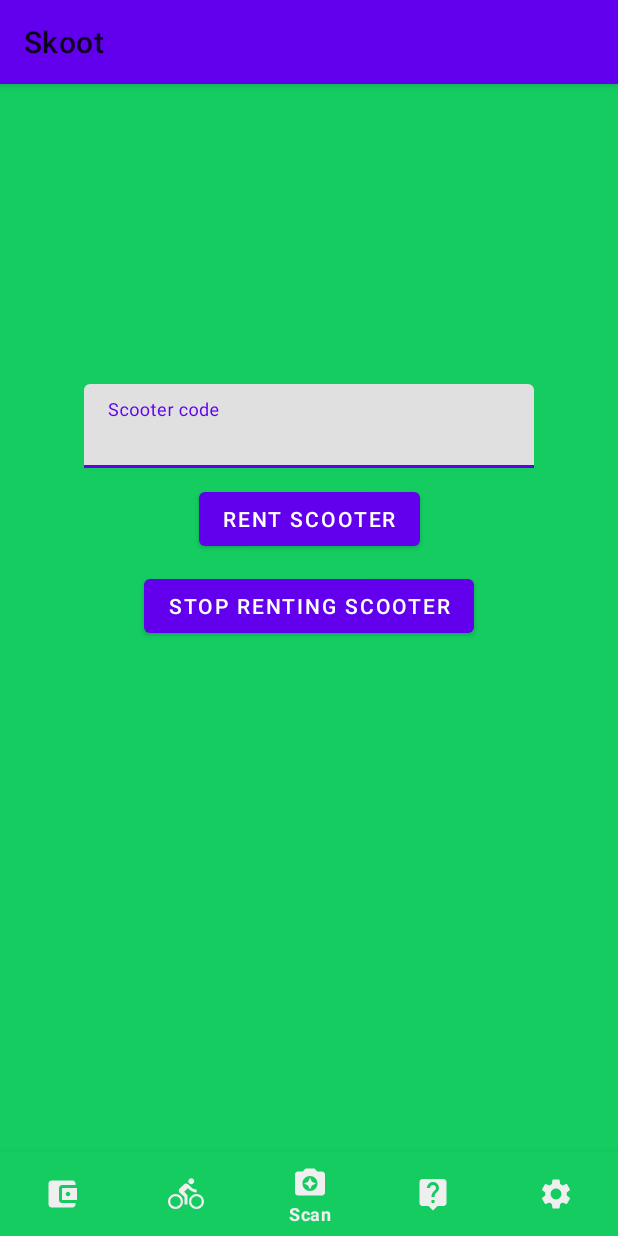
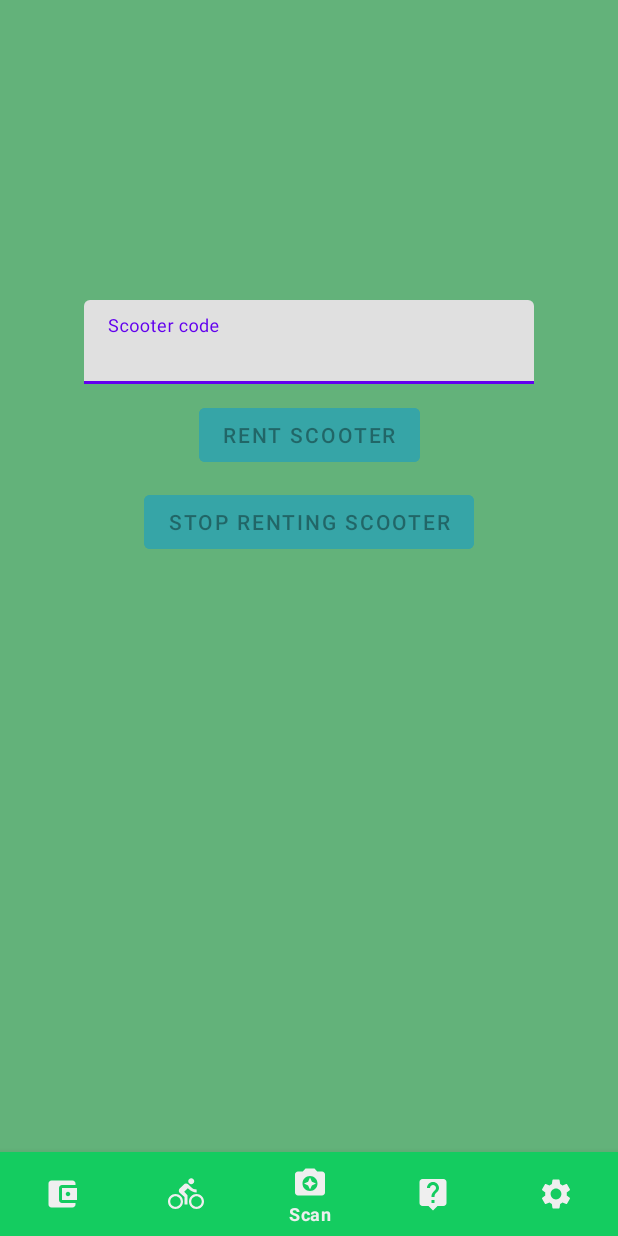
Before and after one commit to lccatala/SkootApp, an Android app: the ScannerFragment screen opened directly, with no data from a screen before it, on a phone screen of 412 x 824 dp. Run offline under Robolectric (Android 15) with nearby library versions, the phone set to English and light mode, and no system bars; our stand-ins replace Volley; network calls fail; 2 statements that could not run were skipped.

Commit message:
UI styling

```diff
--- a/app/src/main/AndroidManifest.xml
+++ b/app/src/main/AndroidManifest.xml
@@ -11,7 +11,7 @@
         android:label="@string/app_name"
         android:roundIcon="@mipmap/ic_launcher_round"
         android:supportsRtl="true"
-        android:theme="@style/Theme.MaterialComponents.Light">
+        android:theme="@style/Theme.MaterialComponents.Light.NoActionBar">
         <activity android:name=".MainActivity">
             <intent-filter>
                 <action android:name="android.intent.action.MAIN" />
--- a/app/src/main/java/com/example/skoot/ScannerFragment.kt
+++ b/app/src/main/java/com/example/skoot/ScannerFragment.kt
@@ -30,6 +30,8 @@ class ScannerFragment : Fragment() {
                               savedInstanceState: Bundle?
     ): View {
         val view = inflater.inflate(R.layout.layout_scanner, container, false)
+        view.rentButton.isEnabled = false
+        view.stopRentButton.isEnabled = false
         getCurrentBooking(view)
         view.stopRentButton.setOnClickListener {
             stopRent()
--- a/app/src/main/res/layout/activity_login.xml
+++ b/app/src/main/res/layout/activity_login.xml
@@ -4,7 +4,7 @@
     xmlns:tools="http://schemas.android.com/tools"
     android:layout_width="match_parent"
     android:layout_height="match_parent"
-    android:background="#14CC60"
+    android:background="@color/colorPrimaryDark"
     tools:context=".LoginActivity">
 
     <com.google.android.material.button.MaterialButton
@@ -13,6 +13,7 @@
         android:layout_height="wrap_content"
         android:layout_marginTop="10dp"
         android:layout_marginLeft="10dp"
+        android:backgroundTint="@color/colorButton"
 
         android:text="Cancel"
         app:layout_constraintLeft_toLeftOf="parent"
@@ -70,6 +71,7 @@
         android:layout_width="200dp"
         android:layout_height="wrap_content"
         android:layout_marginTop="50dp"
+        android:backgroundTint="@color/colorButton"
 
         android:text="Log in"
         app:layout_constraintEnd_toEndOf="parent"
--- a/app/src/main/res/layout/activity_main.xml
+++ b/app/src/main/res/layout/activity_main.xml
@@ -4,7 +4,7 @@
     xmlns:tools="http://schemas.android.com/tools"
     android:layout_width="match_parent"
     android:layout_height="match_parent"
-    android:background="#14CC60"
+    android:background="@color/colorPrimaryDark"
     tools:context=".MainActivity">
 
     <com.google.android.material.button.MaterialButton
@@ -16,6 +16,8 @@
         android:layout_marginTop="80dp"
         android:layout_marginEnd="10dp"
         android:layout_marginRight="10dp"
+        android:backgroundTint="@color/colorButton"
+
         android:text="Sign up"
         app:layout_constraintEnd_toEndOf="parent"
         app:layout_constraintHorizontal_bias="0.5"
@@ -31,6 +33,8 @@
         android:layout_marginTop="75dp"
         android:layout_marginEnd="10dp"
         android:layout_marginRight="10dp"
+        android:backgroundTint="@color/colorButton"
+
         android:text="Log in"
         app:layout_constraintEnd_toEndOf="parent"
         app:layout_constraintHorizontal_bias="0.5"
--- a/app/src/main/res/layout/activity_signup.xml
+++ b/app/src/main/res/layout/activity_signup.xml
@@ -4,7 +4,7 @@
     xmlns:tools="http://schemas.android.com/tools"
     android:layout_width="match_parent"
     android:layout_height="match_parent"
-    android:background="#14CC60"
+    android:background="@color/colorPrimaryDark"
     tools:context=".SignupActivity">
 
     <com.google.android.material.button.MaterialButton
@@ -13,6 +13,7 @@
         android:layout_height="wrap_content"
         android:layout_marginTop="10dp"
         android:layout_marginLeft="10dp"
+        android:backgroundTint="@color/colorButton"
 
         android:text="Cancel"
         app:layout_constraintLeft_toLeftOf="parent"
@@ -141,6 +142,7 @@
         android:layout_width="200dp"
         android:layout_height="wrap_content"
         android:layout_marginTop="15dp"
+        android:backgroundTint="@color/colorButton"
 
         android:text="Next"
         app:layout_constraintEnd_toEndOf="parent"
--- a/app/src/main/res/layout/activity_signup2.xml
+++ b/app/src/main/res/layout/activity_signup2.xml
@@ -4,7 +4,7 @@
     xmlns:tools="http://schemas.android.com/tools"
     android:layout_width="match_parent"
     android:layout_height="match_parent"
-    android:background="#14CC60"
+    android:background="@color/colorPrimaryDark"
     tools:context=".SignupActivity2">
 
     <com.google.android.material.button.MaterialButton
@@ -13,6 +13,7 @@
         android:layout_height="wrap_content"
         android:layout_marginTop="10dp"
         android:layout_marginLeft="10dp"
+        android:backgroundTint="@color/colorButton"
 
         android:text="Back"
         app:layout_constraintLeft_toLeftOf="parent"
@@ -92,6 +93,7 @@
         android:layout_width="200dp"
         android:layout_height="wrap_content"
         android:layout_marginTop="15dp"
+        android:backgroundTint="@color/colorButton"
 
         android:text="Sign up"
         app:layout_constraintEnd_toEndOf="parent"
--- a/app/src/main/res/layout/layout_help.xml
+++ b/app/src/main/res/layout/layout_help.xml
@@ -4,7 +4,7 @@
     android:layout_width="match_parent"
     android:layout_height="match_parent"
     android:gravity="center"
-    android:background="@color/colorPrimary">
+    android:background="@color/colorPrimaryDark">
     <TextView
         android:id="@+id/tvCommon"
         android:layout_width="wrap_content"
--- a/app/src/main/res/layout/layout_rides.xml
+++ b/app/src/main/res/layout/layout_rides.xml
@@ -4,7 +4,7 @@
     android:layout_width="match_parent"
     android:layout_height="match_parent"
     android:gravity="center"
-    android:background="@color/colorPrimary">
+    android:background="@color/colorPrimaryDark">
     <TextView
         android:id="@+id/tvCommon"
         android:layout_width="wrap_content"
--- a/app/src/main/res/layout/layout_scanner.xml
+++ b/app/src/main/res/layout/layout_scanner.xml
@@ -5,7 +5,7 @@
     android:orientation="vertical"
     android:layout_width="match_parent"
     android:layout_height="match_parent"
-    android:background="@color/colorPrimary">
+    android:background="@color/colorPrimaryDark">
 
     <com.google.android.material.textfield.TextInputLayout
         android:id="@+id/scooterCodeTextLayout"
@@ -34,26 +34,24 @@
         android:id="@+id/rentButton"
         android:layout_width="wrap_content"
         android:layout_height="wrap_content"
+        android:backgroundTint="@color/colorButton"
 
         android:text="Rent scooter"
         app:layout_constraintEnd_toEndOf="parent"
         app:layout_constraintStart_toStartOf="parent"
-
         app:layout_constraintTop_toBottomOf="@+id/scooterCodeTextLayout"
-
         android:layout_marginTop="10dp"
         />
     <com.google.android.material.button.MaterialButton
         android:id="@+id/stopRentButton"
         android:layout_width="wrap_content"
         android:layout_height="wrap_content"
+        android:backgroundTint="@color/colorButton"
 
         android:text="Stop renting scooter"
         app:layout_constraintEnd_toEndOf="parent"
         app:layout_constraintStart_toStartOf="parent"
-
         app:layout_constraintTop_toBottomOf="@+id/rentButton"
-
         android:layout_marginTop="10dp"
         />
 </androidx.constraintlayout.widget.ConstraintLayout >
--- a/app/src/main/res/layout/layout_settings.xml
+++ b/app/src/main/res/layout/layout_settings.xml
@@ -4,7 +4,7 @@
     android:layout_width="match_parent"
     android:layout_height="match_parent"
     android:gravity="center"
-    android:background="@color/colorPrimary">
+    android:background="@color/colorPrimaryDark">
     <TextView
         android:id="@+id/tvCommon"
         android:layout_width="wrap_content"
--- a/app/src/main/res/layout/layout_wallet.xml
+++ b/app/src/main/res/layout/layout_wallet.xml
@@ -4,7 +4,7 @@
     android:layout_width="match_parent"
     android:layout_height="match_parent"
     android:gravity="center"
-    android:background="@color/colorPrimary">
+    android:background="@color/colorPrimaryDark">
     <TextView
         android:id="@+id/tvCommon"
         android:layout_width="wrap_content"
--- a/app/src/main/res/values/colors.xml
+++ b/app/src/main/res/values/colors.xml
@@ -1,7 +1,8 @@
 <?xml version="1.0" encoding="utf-8"?>
 <resources>
     <color name="colorPrimary">#14CC60</color>
-    <color name="colorPrimaryDark">#00574B</color>
+    <color name="colorPrimaryDark">#63B27A</color>
     <color name="colorAccent">#D81B60</color>
     <color name="colorWhite">#EFEFEF</color>
+    <color name="colorButton">#36A5A7</color>
 </resources>
```
